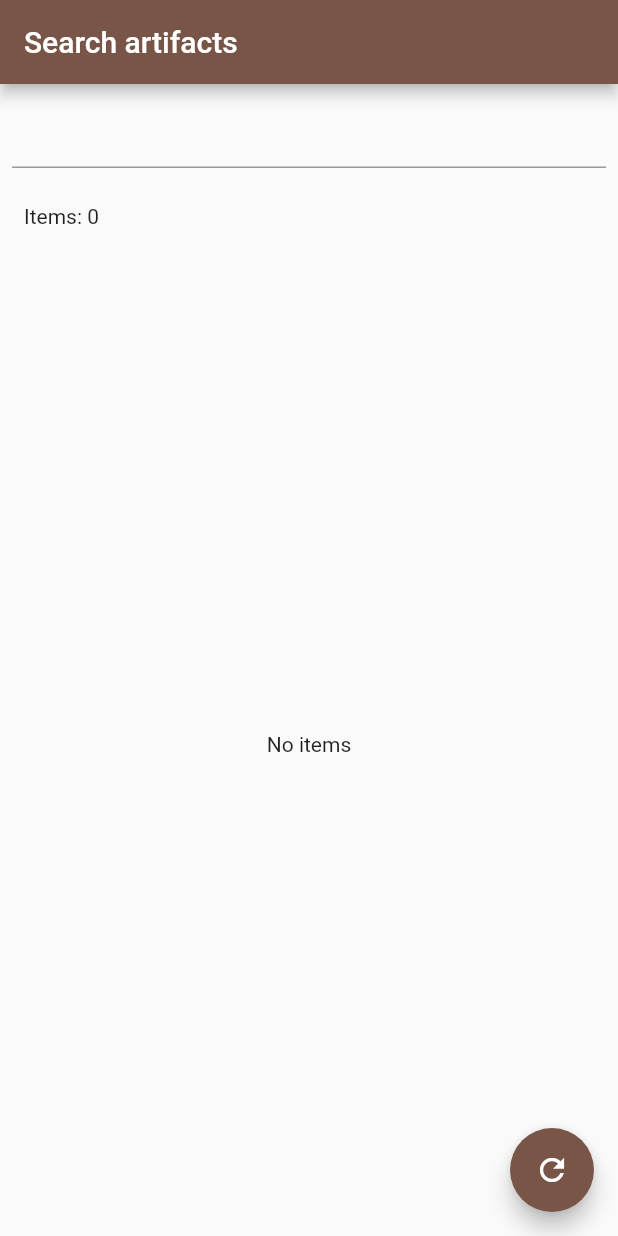
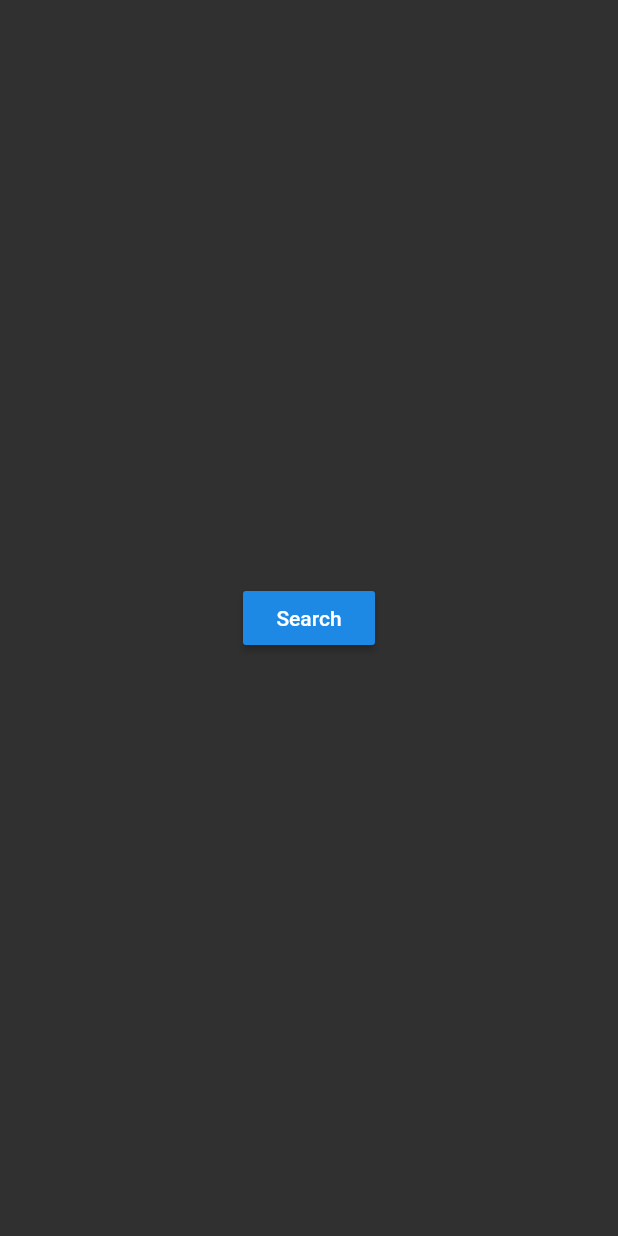
Before and after one commit to audkar/flutter-maven-tracker-app, a Flutter app: the screen it shows after launch, on a phone screen of 412 x 824 dp. Run offline on Flutter 3.47's test engine with Material 2 defaults, Android fonts, the phone set to English and light mode, and no system bars.

Commit message:
Artifacts search

```diff
--- a/lib/artifact.dart
+++ b/lib/artifact.dart
@@ -1,3 +1,5 @@
+import 'package:meta/meta.dart';
+
 class Artifact {
   final String id;
   final String group;
@@ -6,11 +8,11 @@ class Artifact {
   final DateTime timestamp;
 
   Artifact({
-    this.id,
-    this.group,
-    this.artifactName,
-    this.latestVersion,
-    this.timestamp,
+    @required this.id,
+    @required this.group,
+    @required this.artifactName,
+    @required this.latestVersion,
+    @required this.timestamp,
   });
 
   factory Artifact.fromJson(Map<String, dynamic> json) {
@@ -35,7 +37,8 @@ class ArtifactResponse {
     return ArtifactResponse(
       numFound: json['numFound'],
       start: json['start'],
-      artifacts: (json['docs'] as List).map((i) => Artifact.fromJson(i)).toList(),
+      artifacts:
+          (json['docs'] as List).map((i) => Artifact.fromJson(i)).toList(),
     );
   }
 }
--- /dev/null
+++ b/lib/global_dependencies_model.dart
@@ -0,0 +1,9 @@
+import 'package:MavenArtifactsTracker/api/maven_api.dart';
+import 'package:scoped_model/scoped_model.dart';
+
+class GlobalDependenciesModel extends Model {
+  final MavenApi mavenApi;
+
+  GlobalDependenciesModel({MavenApi mavenApi})
+      : this.mavenApi = mavenApi ?? MavenApi.central();
+}
--- /dev/null
+++ b/lib/home/home_page.dart
@@ -0,0 +1,15 @@
+import 'package:flutter/material.dart';
+
+class HomePage extends StatelessWidget {
+  @override
+  Widget build(BuildContext context) {
+    return Scaffold(
+      body: Center(
+        child: RaisedButton(
+          child: Text('Search'),
+          onPressed: () => Navigator.of(context).pushNamed('/search'),
+        ),
+      ),
+    );
+  }
+}
--- a/lib/main.dart
+++ b/lib/main.dart
@@ -1,116 +1,27 @@
-import 'package:MavenArtifactsTracker/artifact.dart';
+import 'package:MavenArtifactsTracker/global_dependencies_model.dart';
+import 'package:MavenArtifactsTracker/home/home_page.dart';
+import 'package:MavenArtifactsTracker/search/search_artifacts_page.dart';
 import 'package:flutter/material.dart';
-import 'package:http/http.dart' as http;
-import 'dart:convert' as json;
-import 'dart:async';
+import 'package:scoped_model/scoped_model.dart';
 
-void main() => runApp(MyApp());
+void main() {
+  runApp(MyApp());
+}
 
 class MyApp extends StatelessWidget {
   @override
   Widget build(BuildContext context) {
-    return MaterialApp(
-      title: 'Flutter Demo',
-      theme: ThemeData(
-        primarySwatch: Colors.brown,
+    return ScopedModel(
+      model: GlobalDependenciesModel(),
+      child: MaterialApp(
+        title: 'Maven artifacts',
+        theme: ThemeData.dark(),
+        initialRoute: '/',
+        routes: {
+          '/': (context) => HomePage(),
+          '/search': (context) => SearchArtifactsPage()
+        },
       ),
-      home: SearchArtifactPage(title: 'Search artifacts'),
     );
   }
 }
-
-class SearchArtifactPage extends StatefulWidget {
-  SearchArtifactPage({Key key, this.title}) : super(key: key);
-
-  final String title;
-
-  @override
-  _SearchArtifactPageState createState() => _SearchArtifactPageState();
-}
-
-class _SearchArtifactPageState extends State<SearchArtifactPage> {
-  ArtifactResponse response;
-  String _searchQuery;
-
-  @override
-  Widget build(BuildContext context) {
-    return Scaffold(
-      appBar: AppBar(
-        title: Text(widget.title),
-      ),
-      body: Column(
-        children: <Widget>[
-          Padding(
-            padding: const EdgeInsets.all(8.0),
-            child: TextField(
-              onChanged: (query) => _onQueryChanged(query),
-              onSubmitted: (query) {
-                _onQueryChanged(query);
-                _refreshItems();
-              },
-            ),
-          ),
-          Padding(
-            padding: const EdgeInsets.all(16.0),
-            child: Row(
-              children: <Widget>[
-                Text('Items: ${response == null ? 0 : response.numFound}'),
-              ],
-            ),
-          ),
-          buildList(response)
-        ],
-      ),
-      floatingActionButton: FloatingActionButton(
-        onPressed: () => _refreshItems(),
-        tooltip: 'Load',
-        child: Icon(Icons.refresh),
-      ),
-    );
-  }
-
-  Widget buildList(ArtifactResponse response) {
-    if (response == null) {
-      return Expanded(
-        child: Center(child: Text('No items')),
-      );
-    } else {
-      return Expanded(
-        child: ListView.separated(
-          itemCount: response.artifacts.length,
-          itemBuilder: (context, index) {
-            return ListTile(
-              title: Text(response.artifacts[index].id),
-              subtitle: Text(response.artifacts[index].latestVersion),
-            );
-          },
-          separatorBuilder: (context, index) => Divider(),
-        ),
-      );
-    }
-  }
-
-  void _onQueryChanged(String query) {
-    setState(() {
-      _searchQuery = query;
-    });
-  }
-
-  void _refreshItems() async {
-    ArtifactResponse resp = await fetchArtifacts(_searchQuery);
-    setState(() {
-      response = resp;
-    });
-  }
-
-  Future<ArtifactResponse> fetchArtifacts(String query) async {
-    final response = await http
-        .get("https://search.maven.org/solrsearch/select?q=$query&rows=20");
-    if (response.statusCode == 200) {
-      return ArtifactResponse.fromJson(
-          json.jsonDecode(response.body)['response']);
-    } else {
-      throw Exception('Failed http artifact request');
-    }
-  }
-}
```
Also changed, not shown: lib/api/maven_api.dart (added, +33 -0 lines), lib/artifacts_widget.dart (added, +134 -0 lines), lib/search/search_artifacts_model.dart (added, +75 -0 lines), lib/search/search_artifacts_page.dart (added, +31 -0 lines), lib/search/search_artifacts_widget.dart (added, +71 -0 lines), pubspec.yaml (+11 -2 lines), test_driver/home_app_test.dart (+24 -2 lines), assets/icon/icon.png (added), assets/provider/maven_logo.png (added), test_driver/home_app.dart (line endings or trailing spaces), 34 other files.
